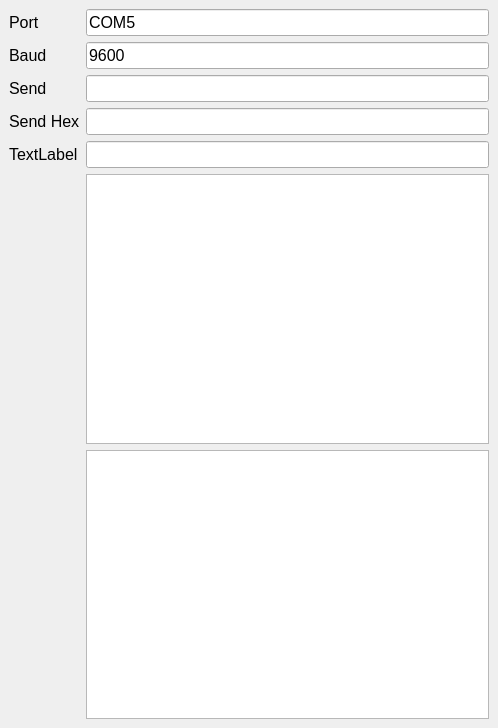
The window that Terminal.ui (salinsalins/TDKLambda) describes before a commit, drawn with Qt 5.
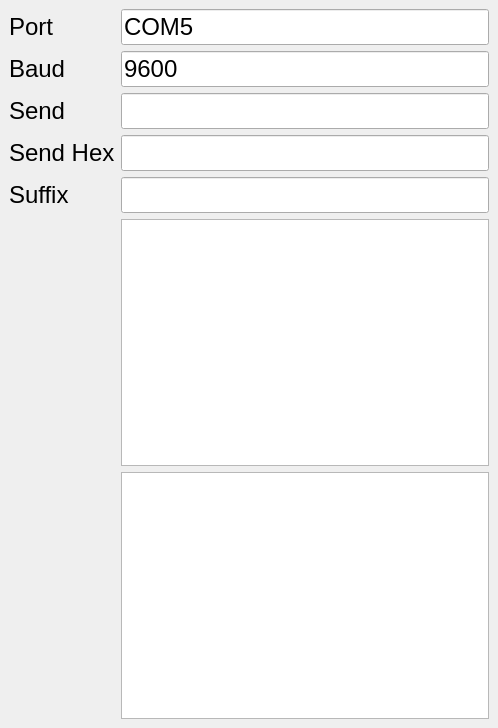
The same window after the commit. Icons and pictures are not drawn.

Diff of the .ui file:
```diff
--- a/Terminal.ui
+++ b/Terminal.ui
@@ -58,6 +58,11 @@
      <layout class="QGridLayout" name="gridLayout">
       <item row="0" column="0">
        <widget class="QLabel" name="label">
+        <property name="font">
+         <font>
+          <pointsize>18</pointsize>
+         </font>
+        </property>
         <property name="text">
          <string>Port</string>
         </property>
@@ -65,6 +70,11 @@
       </item>
       <item row="0" column="1">
        <widget class="QLineEdit" name="lineEdit">
+        <property name="font">
+         <font>
+          <pointsize>18</pointsize>
+         </font>
+        </property>
         <property name="text">
          <string>COM5</string>
         </property>
@@ -72,6 +82,11 @@
       </item>
       <item row="1" column="1">
        <widget class="QLineEdit" name="lineEdit_2">
+        <property name="font">
+         <font>
+          <pointsize>18</pointsize>
+         </font>
+        </property>
         <property name="text">
          <string>9600</string>
         </property>
@@ -79,46 +94,96 @@
       </item>
       <item row="1" column="0">
        <widget class="QLabel" name="label_2">
+        <property name="font">
+         <font>
+          <pointsize>18</pointsize>
+         </font>
+        </property>
         <property name="text">
          <string>Baud</string>
         </property>
        </widget>
       </item>
       <item row="3" column="1">
-       <widget class="QLineEdit" name="lineEdit_4"/>
+       <widget class="QLineEdit" name="lineEdit_4">
+        <property name="font">
+         <font>
+          <pointsize>18</pointsize>
+         </font>
+        </property>
+       </widget>
       </item>
       <item row="3" column="0">
        <widget class="QLabel" name="label_4">
+        <property name="font">
+         <font>
+          <pointsize>18</pointsize>
+         </font>
+        </property>
         <property name="text">
          <string>Send Hex</string>
         </property>
        </widget>
       </item>
       <item row="2" column="1">
-       <widget class="QLineEdit" name="lineEdit_3"/>
+       <widget class="QLineEdit" name="lineEdit_3">
+        <property name="font">
+         <font>
+          <pointsize>18</pointsize>
+         </font>
+        </property>
+       </widget>
       </item>
       <item row="2" column="0">
        <widget class="QLabel" name="label_3">
+        <property name="font">
+         <font>
+          <pointsize>18</pointsize>
+         </font>
+        </property>
         <property name="text">
          <string>Send</string>
         </property>
        </widget>
       </item>
       <item row="4" column="1">
-       <widget class="QLineEdit" name="lineEdit_5"/>
+       <widget class="QLineEdit" name="lineEdit_5">
+        <property name="font">
+         <font>
+          <pointsize>18</pointsize>
+         </font>
+        </property>
+       </widget>
       </item>
       <item row="4" column="0">
        <widget class="QLabel" name="label_5">
+        <property name="font">
+         <font>
+          <pointsize>18</pointsize>
+         </font>
+        </property>
         <property name="text">
-         <string>TextLabel</string>
+         <string>Suffix</string>
         </property>
        </widget>
       </item>
       <item row="5" column="1">
-       <widget class="QPlainTextEdit" name="plainTextEdit"/>
+       <widget class="QPlainTextEdit" name="plainTextEdit">
+        <property name="font">
+         <font>
+          <pointsize>18</pointsize>
+         </font>
+        </property>
+       </widget>
       </item>
       <item row="6" column="1">
-       <widget class="QPlainTextEdit" name="plainTextEdit_2"/>
+       <widget class="QPlainTextEdit" name="plainTextEdit_2">
+        <property name="font">
+         <font>
+          <pointsize>18</pointsize>
+         </font>
+        </property>
+       </widget>
       </item>
      </layout>
     </item>
```
